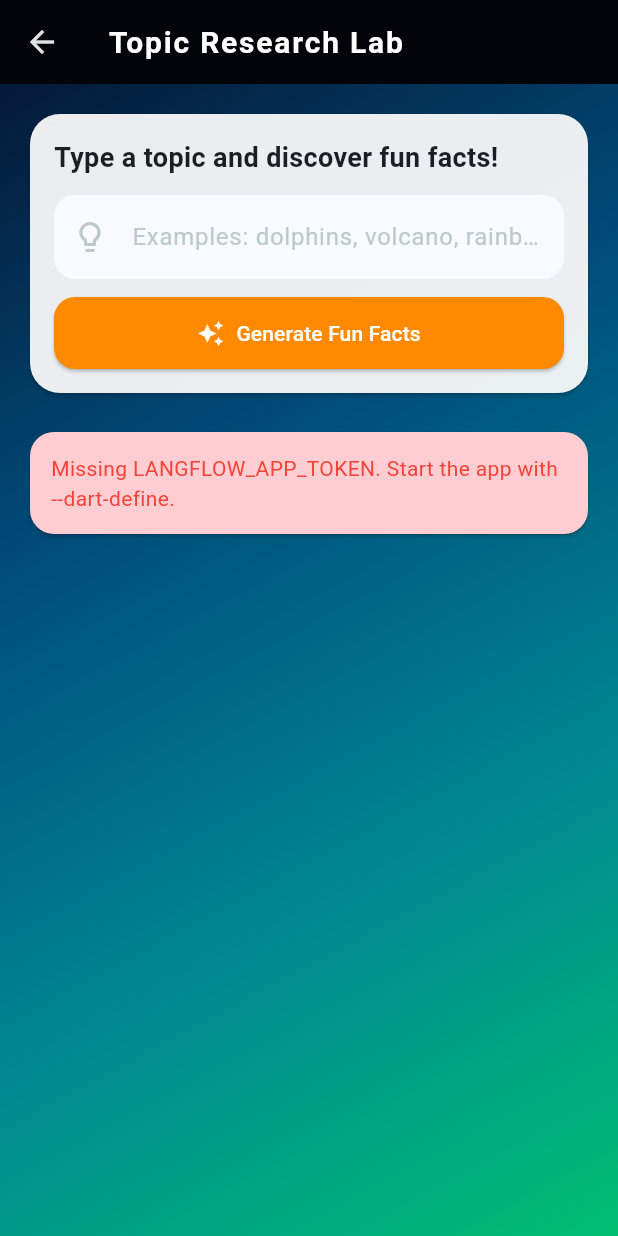
After one commit to georgef166/GenAIGenesis2026, a Flutter app: the ResearchScreen screen opened directly, after a tap on "Generate Fun Facts", on a phone screen of 412 x 824 dp. The commit adds this screen. Run offline on Flutter 3.47's test engine with Material 3 defaults, Android fonts, the phone set to English and light mode, and no system bars; our stand-ins replace audioplayers, permission_handler; missing offline and left inert: ar_flutter_plugin_2; Roboto replaces fonts that are missing (RobotoMono).

Commit message:
feat(langflow): add research workflow and AR fact text cards

````diff
--- a/mobile/lib/main.dart
+++ b/mobile/lib/main.dart
@@ -3,6 +3,7 @@ import 'package:flutter/material.dart';
 import 'src/ar_meshy_page.dart';
 import 'src/ar_rocket_page.dart';
 import 'src/ar_diagram_page.dart';
+import 'screens/research_screen.dart';
 
 // ---------------------------------------------------------------------------
 // Main entry point & App root
@@ -118,6 +119,17 @@ class HomePage extends StatelessWidget {
                   );
                 },
               ),
+              const SizedBox(height: 16),
+              _FeatureCard(
+                title: 'AI Topic Research',
+                subtitle: 'Create kid-friendly fun facts from a single topic',
+                icon: Icons.menu_book_rounded,
+                onTap: () {
+                  Navigator.of(context).push(
+                    MaterialPageRoute(builder: (_) => const ResearchScreen()),
+                  );
+                },
+              ),
             ],
           ),
         ),
--- /dev/null
+++ b/mobile/lib/models/research_result.dart
@@ -0,0 +1,47 @@
+class ResearchResult {
+  const ResearchResult({
+    required this.topic,
+    required this.fact1,
+    required this.fact2,
+    required this.fact3,
+    required this.fact4,
+    required this.fact5,
+    required this.fact6,
+  });
+
+  final String topic;
+  final String fact1;
+  final String fact2;
+  final String fact3;
+  final String fact4;
+  final String fact5;
+  final String fact6;
+
+  List<String> get facts => [fact1, fact2, fact3, fact4, fact5, fact6];
+
+  factory ResearchResult.fromJson(Map<String, dynamic> json) {
+    String readField(String key) => (json[key] ?? '').toString().trim();
+
+    return ResearchResult(
+      topic: readField('topic'),
+      fact1: readField('fact1'),
+      fact2: readField('fact2'),
+      fact3: readField('fact3'),
+      fact4: readField('fact4'),
+      fact5: readField('fact5'),
+      fact6: readField('fact6'),
+    );
+  }
+
+  Map<String, dynamic> toJson() {
+    return {
+      'topic': topic,
+      'fact1': fact1,
+      'fact2': fact2,
+      'fact3': fact3,
+      'fact4': fact4,
+      'fact5': fact5,
+      'fact6': fact6,
+    };
+  }
+}
--- /dev/null
+++ b/mobile/lib/screens/research_screen.dart
@@ -0,0 +1,291 @@
+import 'package:flutter/material.dart';
+
+import '../models/research_result.dart';
+import '../services/langflow_service.dart';
+
+class ResearchScreen extends StatefulWidget {
+  const ResearchScreen({super.key});
+
+  @override
+  State<ResearchScreen> createState() => _ResearchScreenState();
+}
+
+class _ResearchScreenState extends State<ResearchScreen> {
+  static const _baseUrl = String.fromEnvironment(
+    'LANGFLOW_BASE_URL',
+    defaultValue: 'https://aws-us-east-2.langflow.datastax.com',
+  );
+  static const _flowId = String.fromEnvironment(
+    'LANGFLOW_FLOW_ID',
+    defaultValue: '52f27664-602e-4012-bafd-0bf43bb1701c',
+  );
+  static const _appToken = String.fromEnvironment('LANGFLOW_APP_TOKEN');
+
+  final _topicController = TextEditingController();
+  late final LangFlowService _service;
+
+  bool _isLoading = false;
+  ResearchResult? _researchResult;
+  String? _error;
+
+  @override
+  void initState() {
+    super.initState();
+    _service = LangFlowService(
+      baseUrl: _baseUrl,
+      flowId: _flowId,
+      appToken: _appToken,
+    );
+  }
+
+  @override
+  void dispose() {
+    _topicController.dispose();
+    _service.dispose();
+    super.dispose();
+  }
+
+  Future<void> _submitTopic() async {
+    if (_appToken.isEmpty) {
+      setState(() {
+        _error =
+            'Missing LANGFLOW_APP_TOKEN. Start the app with --dart-define.';
+      });
+      return;
+    }
+
+    final topic = _topicController.text.trim();
+    if (topic.isEmpty) {
+      setState(() {
+        _error = 'Please enter a topic first.';
+      });
+      return;
+    }
+
+    FocusScope.of(context).unfocus();
+
+    setState(() {
+      _isLoading = true;
+      _error = null;
+      _researchResult = null;
+    });
+
+    try {
+      final result = await _service.fetchResearch(topic);
+      if (!mounted) {
+        return;
+      }
+      setState(() {
+        _researchResult = result;
+      });
+    } catch (e) {
+      if (!mounted) {
+        return;
+      }
+      setState(() {
+        _error = 'Could not load facts. $e';
+      });
+    } finally {
+      if (mounted) {
+        setState(() {
+          _isLoading = false;
+        });
+      }
+    }
+  }
+
+  @override
+  Widget build(BuildContext context) {
+    return Scaffold(
+      appBar: AppBar(
+        title: const Text('Topic Research Lab'),
+      ),
+      body: Container(
+        decoration: const BoxDecoration(
+          gradient: LinearGradient(
+            begin: Alignment.topLeft,
+            end: Alignment.bottomRight,
+            colors: [
+              Color(0xFF051937),
+              Color(0xFF004D7A),
+              Color(0xFF008793),
+              Color(0xFF00BF72),
+            ],
+          ),
+        ),
+        child: SafeArea(
+          child: ListView(
+            padding: const EdgeInsets.all(16),
+            children: [
+              Card(
+                color: Colors.white.withValues(alpha: 0.92),
+                shape: RoundedRectangleBorder(
+                  borderRadius: BorderRadius.circular(20),
+                ),
+                child: Padding(
+                  padding: const EdgeInsets.all(16),
+                  child: Column(
+                    crossAxisAlignment: CrossAxisAlignment.start,
+                    children: [
+                      const Text(
+                        'Type a topic and discover fun facts!',
+                        style: TextStyle(
+                          color: Color(0xFF1B1F24),
+                          fontSize: 18,
+                          fontWeight: FontWeight.bold,
+                        ),
+                      ),
+                      const SizedBox(height: 12),
+                      TextField(
+                        controller: _topicController,
+                        textInputAction: TextInputAction.search,
+                        onSubmitted: (_) => _submitTopic(),
+                        decoration: InputDecoration(
+                          hintText: 'Examples: dolphins, volcano, rainbows',
+                          filled: true,
+                          fillColor: const Color(0xFFF8FAFF),
+                          prefixIcon: const Icon(Icons.lightbulb_outline),
+                          border: OutlineInputBorder(
+                            borderRadius: BorderRadius.circular(14),
+                            borderSide: BorderSide.none,
+                          ),
+                        ),
+                      ),
+                      const SizedBox(height: 12),
+                      SizedBox(
+                        width: double.infinity,
+                        child: ElevatedButton.icon(
+                          onPressed: _isLoading ? null : _submitTopic,
+                          icon: const Icon(Icons.auto_awesome),
+                          label: const Text('Generate Fun Facts'),
+                          style: ElevatedButton.styleFrom(
+                            backgroundColor: const Color(0xFFFF8A00),
+                            foregroundColor: Colors.white,
+                            padding: const EdgeInsets.symmetric(vertical: 14),
+                            shape: RoundedRectangleBorder(
+                              borderRadius: BorderRadius.circular(14),
+                            ),
+                          ),
+                        ),
+                      ),
+                    ],
+                  ),
+                ),
+              ),
+              const SizedBox(height: 18),
+              if (_isLoading)
+                const Center(
+                  child: Padding(
+                    padding: EdgeInsets.symmetric(vertical: 24),
+                    child: CircularProgressIndicator(),
+                  ),
+                ),
+              if (_error != null)
+                Card(
+                  color: Colors.red.shade100,
+                  shape: RoundedRectangleBorder(
+                    borderRadius: BorderRadius.circular(16),
+                  ),
+                  child: Padding(
+                    padding: const EdgeInsets.all(14),
+                    child: Text(
+                      _error!,
+                      style: const TextStyle(color: Colors.red),
+                    ),
+                  ),
+                ),
+              if (_researchResult != null) ...[
+                Padding(
+                  padding: const EdgeInsets.only(bottom: 12),
+                  child: Text(
+                    _researchResult!.topic,
+                    textAlign: TextAlign.center,
+                    style: const TextStyle(
+                      color: Colors.white,
+                      fontSize: 30,
+                      fontWeight: FontWeight.w800,
+                      letterSpacing: 0.8,
+                    ),
+                  ),
+                ),
+                ...List.generate(_researchResult!.facts.length, (index) {
+                  final colors = <Color>[
+                    const Color(0xFFFFF176),
+                    const Color(0xFFFFAB91),
+                    const Color(0xFFA5D6A7),
+                    const Color(0xFF80DEEA),
+                    const Color(0xFFCE93D8),
+                    const Color(0xFF9FA8DA),
+                  ];
+
+                  return _FactFlashcard(
+                    factNumber: index + 1,
+                    text: _researchResult!.facts[index],
+                    color: colors[index % colors.length],
+                  );
+                }),
+              ],
+            ],
+          ),
+        ),
+      ),
+    );
+  }
+}
+
+class _FactFlashcard extends StatelessWidget {
+  const _FactFlashcard({
+    required this.factNumber,
+    required this.text,
+    required this.color,
+  });
+
+  final int factNumber;
+  final String text;
+  final Color color;
+
+  @override
+  Widget build(BuildContext context) {
+    return Container(
+      margin: const EdgeInsets.only(bottom: 12),
+      decoration: BoxDecoration(
+        color: color,
+        borderRadius: BorderRadius.circular(18),
+        boxShadow: const [
+          BoxShadow(
+            color: Color(0x33000000),
+            blurRadius: 8,
+            offset: Offset(0, 4),
+          ),
+        ],
+      ),
+      child: Padding(
+        padding: const EdgeInsets.all(16),
+        child: Row(
+          crossAxisAlignment: CrossAxisAlignment.start,
+          children: [
+            CircleAvatar(
+              backgroundColor: Colors.white,
+              child: Text(
+                '$factNumber',
+                style: const TextStyle(fontWeight: FontWeight.bold),
+              ),
+            ),
+            const SizedBox(width: 12),
+            Expanded(
+              child: Text(
+                text,
+                style: const TextStyle(
+                  color: Color(0xFF1A1A1A),
+                  fontSize: 16,
+                  fontWeight: FontWeight.w600,
+                  height: 1.35,
+                ),
+              ),
+            ),
+          ],
+        ),
+      ),
+    );
+  }
+}
--- /dev/null
+++ b/mobile/lib/services/langflow_service.dart
@@ -0,0 +1,122 @@
+import 'dart:convert';
+
+import 'package:http/http.dart' as http;
+
+import '../models/research_result.dart';
+
+class LangFlowService {
+  LangFlowService({
+    required this.baseUrl,
+    required this.flowId,
+    required this.appToken,
+    http.Client? client,
+  }) : _client = client ?? http.Client();
+
+  final String baseUrl;
+  final String flowId;
+  final String appToken;
+  final http.Client _client;
+
+  Uri _runUri() => Uri.parse('$baseUrl/lf/$flowId/api/v1/run');
+
+  Future<ResearchResult> fetchResearch(String topic) async {
+    final trimmedTopic = topic.trim();
+    if (trimmedTopic.isEmpty) {
+      throw const FormatException('Please enter a topic before submitting.');
+    }
+
+    final response = await _client.post(
+      _runUri(),
+      headers: {
+        'Content-Type': 'application/json',
+        'Authorization': 'Bearer $appToken',
+      },
+      body: jsonEncode({
+        'input_value': trimmedTopic,
+        'input_type': 'chat',
+        'output_type': 'chat',
+      }),
+    );
+
+    if (response.statusCode < 200 || response.statusCode >= 300) {
+      throw Exception(
+        'LangFlow API failed (${response.statusCode}): ${response.body}',
+      );
+    }
+
+    final decoded = jsonDecode(response.body);
+    if (decoded is! Map<String, dynamic>) {
+      throw const FormatException('Unexpected API response format from LangFlow.');
+    }
+
+    final rawText = _extractMessageText(decoded);
+    final cleanedJsonText = _cleanMarkdownBackticks(rawText);
+    final resultJson = jsonDecode(cleanedJsonText);
+
+    if (resultJson is! Map<String, dynamic>) {
+      throw const FormatException('LangFlow result is not a JSON object.');
+    }
+
+    return ResearchResult.fromJson(resultJson);
+  }
+
+  String _extractMessageText(Map<String, dynamic> data) {
+    final outputs = data['outputs'];
+    if (outputs is! List || outputs.isEmpty) {
+      throw const FormatException('LangFlow output is missing outputs array.');
+    }
+
+    final firstOutput = outputs.first;
+    if (firstOutput is! Map<String, dynamic>) {
+      throw const FormatException('Unexpected first output format.');
+    }
+
+    final nestedOutputs = firstOutput['outputs'];
+    if (nestedOutputs is! List || nestedOutputs.isEmpty) {
+      throw const FormatException('Nested outputs are missing.');
+    }
+
+    final firstNestedOutput = nestedOutputs.first;
+    if (firstNestedOutput is! Map<String, dynamic>) {
+      throw const FormatException('Unexpected nested output format.');
+    }
+
+    final results = firstNestedOutput['results'];
+    if (results is! Map<String, dynamic>) {
+      throw const FormatException('Results section is missing.');
+    }
+
+    final message = results['message'];
+    if (message is! Map<String, dynamic>) {
+      throw const FormatException('Message section is missing.');
+    }
+
+    final text = message['text'];
+    if (text is! String || text.trim().isEmpty) {
+      throw const FormatException('Message text is empty.');
+    }
+
+    return text;
+  }
+
+  String _cleanMarkdownBackticks(String rawText) {
+    var cleaned = rawText.trim();
+
+    if (cleaned.startsWith('```')) {
+      cleaned = cleaned.replaceFirst(RegExp(r'^```(?:json)?\s*', caseSensitive: false), '');
+      cleaned = cleaned.replaceFirst(RegExp(r'\s*```$'), '');
+    }
+
+    cleaned = cleaned.replaceAll('```', '').trim();
+
+    if (cleaned.toLowerCase().startsWith('json\n')) {
+      cleaned = cleaned.substring(5).trim();
+    }
+
+    return cleaned;
+  }
+
+  void dispose() {
+    _client.close();
+  }
+}
--- a/mobile/pubspec.yaml
+++ b/mobile/pubspec.yaml
@@ -13,6 +13,7 @@ dependencies:
   ar_flutter_plugin_2: ^0.0.3
   audioplayers: ^6.1.0
   cupertino_icons: ^1.0.8
+  http: ^1.2.2
   permission_handler: ^11.3.1
   vector_math: ^2.2.0
 
````
Also changed, not shown: mobile/lib/src/ar_diagram_page.dart (+143 -0 lines).
